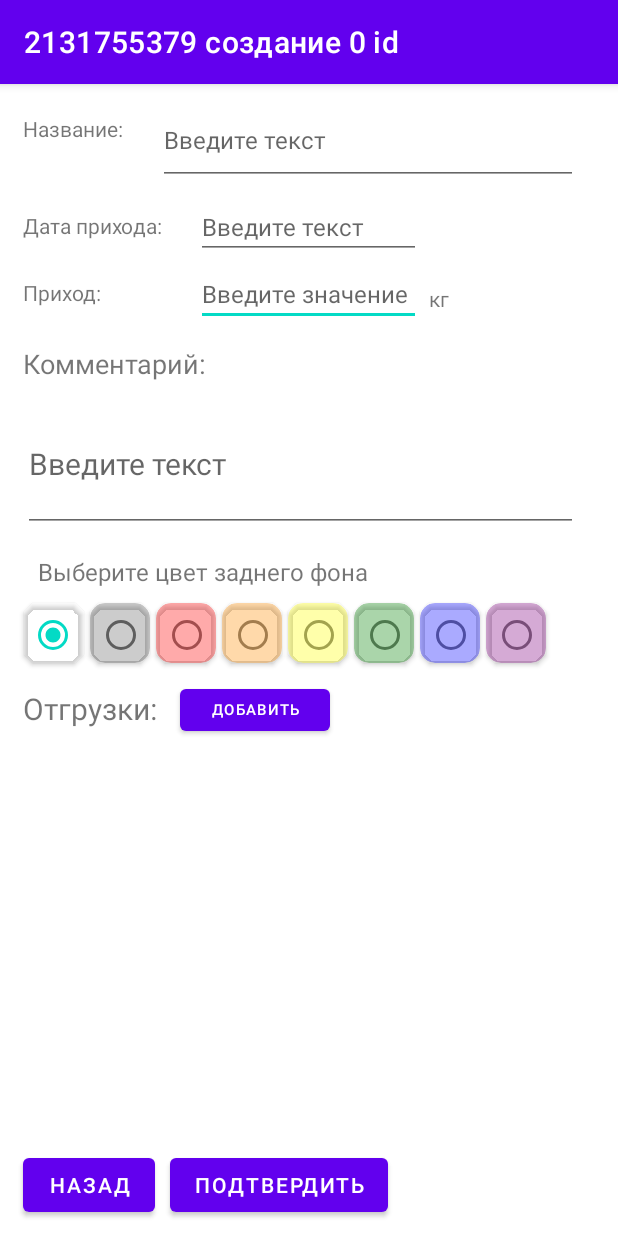
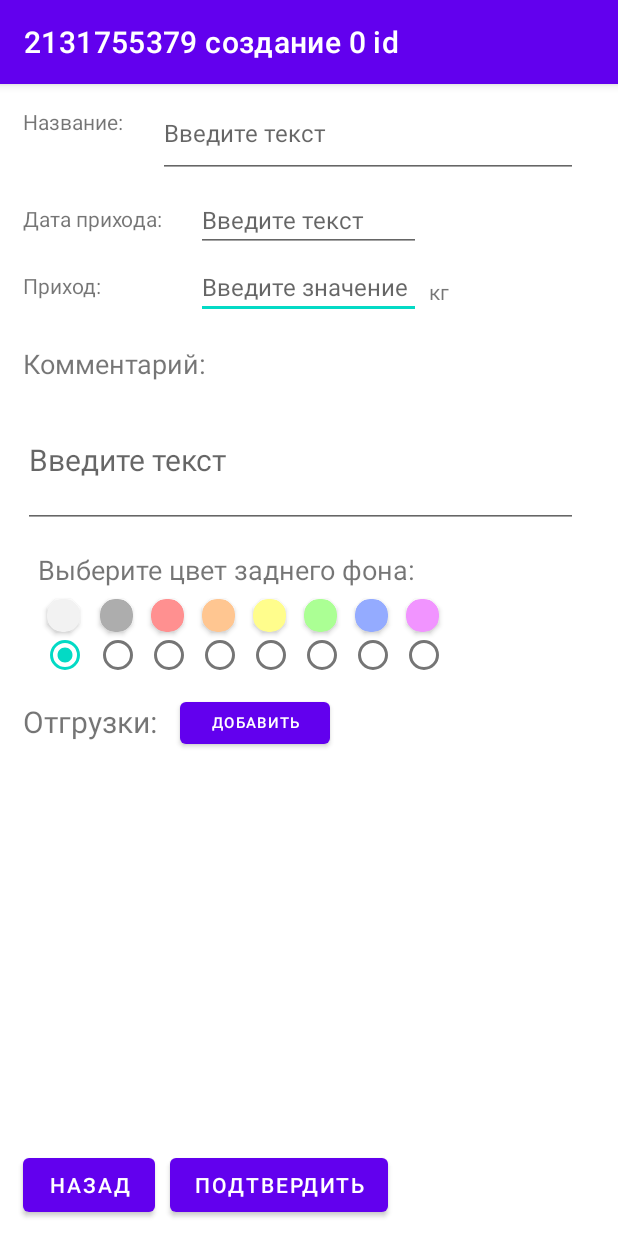
Before and after one commit to b2rry/WarehouseManagerApplication, an Android app: the CreateChangeSupplyItemActivity screen opened directly, with no data from a screen before it, on a phone screen of 412 x 824 dp. Run offline under Robolectric (Android 15) with nearby library versions, the light colour scheme and no system bars.

Commit message:
fix radio buttons with non transparent colors

```diff
--- a/app/src/main/java/com/appksa/warehousemanager/CreateChangeSupplyItemActivity.java
+++ b/app/src/main/java/com/appksa/warehousemanager/CreateChangeSupplyItemActivity.java
@@ -64,9 +64,9 @@ public class CreateChangeSupplyItemActivity extends AppCompatActivity {
             editTextComment.setText(currentSupplyItem.getComment());
 
             switch(currentSupplyItem.getBgColor()){
-                case (R.color.transparent):
-                    RadioButton transparentButton = findViewById(R.id.color_change_radio_button_transparent);
-                    transparentButton.setChecked(true);
+                case (R.color.app_custom_background_light_grey):
+                    RadioButton lightGreyButton = findViewById(R.id.color_change_radio_button_light_grey);
+                    lightGreyButton.setChecked(true);
                     break;
                 case (R.color.app_custom_background_grey):
                     RadioButton greyButton = findViewById(R.id.color_change_radio_button_grey);
@@ -97,16 +97,16 @@ public class CreateChangeSupplyItemActivity extends AppCompatActivity {
                     purpleButton.setChecked(true);
                     break;
                 default:
-                    RadioButton transparentButton2 = findViewById(R.id.color_change_radio_button_transparent);
-                    transparentButton2.setChecked(true);
+                    RadioButton lightGreyButton2 = findViewById(R.id.color_change_radio_button_light_grey);
+                    lightGreyButton2.setChecked(true);
                     break;
             }
 
         }else{
             //create
             currentSupplyItem = new SupplyItem(id, "NAME", "DATE", 0, 0, new ArrayList<DispatchEvent>(), "");
-            RadioButton transparentButton = findViewById(R.id.color_change_radio_button_transparent);
-            transparentButton.setChecked(true);
+            RadioButton lightGreyButton = findViewById(R.id.color_change_radio_button_light_grey);
+            lightGreyButton.setChecked(true);
         }
 
     }
@@ -179,8 +179,8 @@ public class CreateChangeSupplyItemActivity extends AppCompatActivity {
 
             int selectedRadioButtonId = changeColorRadioGroup.getCheckedRadioButtonId();
             switch(selectedRadioButtonId){
-                case (R.id.color_change_radio_button_transparent) :
-                    MainActivity.warehouseState.getSupplyItemsList().get(currentSupplyItemInd).setBgColor(R.color.transparent);
+                case (R.id.color_change_radio_button_light_grey) :
+                    MainActivity.warehouseState.getSupplyItemsList().get(currentSupplyItemInd).setBgColor(R.color.app_custom_background_light_grey);
                     break;
                 case (R.id.color_change_radio_button_grey) :
                     MainActivity.warehouseState.getSupplyItemsList().get(currentSupplyItemInd).setBgColor(R.color.app_custom_background_grey);
@@ -204,7 +204,7 @@ public class CreateChangeSupplyItemActivity extends AppCompatActivity {
                     MainActivity.warehouseState.getSupplyItemsList().get(currentSupplyItemInd).setBgColor(R.color.app_custom_background_purple);
                     break;
                 default:
-                    MainActivity.warehouseState.getSupplyItemsList().get(currentSupplyItemInd).setBgColor(R.color.transparent);
+                    MainActivity.warehouseState.getSupplyItemsList().get(currentSupplyItemInd).setBgColor(R.color.app_custom_background_light_grey);
                     break;
             }
 
--- a/app/src/main/java/com/appksa/warehousemanager/MainActivity.java
+++ b/app/src/main/java/com/appksa/warehousemanager/MainActivity.java
@@ -43,14 +43,14 @@ public class MainActivity extends AppCompatActivity {
         dispatchEventsList.add(dispatchEvent5);
         dispatchEventsList.add(dispatchEvent6);
 
-        SupplyItem supplyItem1 = new SupplyItem(tempClassForId.getIdGen(),"S-101/SC 06x06 SC Керамический наполнитель", "06.03.2023", 300, R.color.transparent, dispatchEventsList,"Test comment line. Here will be comments about this supply item!");
-        SupplyItem supplyItem2 = new SupplyItem(tempClassForId.getIdGen(),"S-106/AC 08x20 HX+ Керамический наполнитель", "06.03.2023", 400, R.color.transparent, dispatchEventsList,"Test comment line. Here will be comments about this supply item!");
-        SupplyItem supplyItem3 = new SupplyItem(tempClassForId.getIdGen(),"MG 20 Кукурузный гранулят (0.7 - 1.5мм)", "06.03.2023", 300, R.color.transparent, dispatchEventsList,"Test comment line. Here will be comments about this supply item!");
-        SupplyItem supplyItem4 = new SupplyItem(tempClassForId.getIdGen(),"MG 20 Кукурузный гранулят (0.7 - 1.5мм)", "06.03.2023", 200, R.color.transparent, dispatchEventsList,"Test comment line. Here will be comments about this supply item!");
-        SupplyItem supplyItem5 = new SupplyItem(tempClassForId.getIdGen(),"MG 20 Кукурузный гранулят (0.7 - 1.5мм)", "06.03.2023", 150, R.color.transparent, dispatchEventsList,"Test comment line. Here will be comments about this supply item!");
-        SupplyItem supplyItem6 = new SupplyItem(tempClassForId.getIdGen(),"MG 20 Кукурузный гранулят (0.7 - 1.5мм)", "06.03.2023", 100, R.color.transparent, dispatchEventsList,"Test comment line. Here will be comments about this supply item!");
-        SupplyItem supplyItem7 = new SupplyItem(tempClassForId.getIdGen(),"MG 20 Кукурузный гранулят (0.7 - 1.5мм)", "06.03.2023", 150, R.color.transparent, dispatchEventsList,"Test comment line. Here will be comments about this supply item!");
-        SupplyItem supplyItem8 = new SupplyItem(tempClassForId.getIdGen(),"MG 20 Кукурузный гранулят (0.7 - 1.5мм)", "06.03.2023", 200, R.color.transparent, dispatchEventsList,"Test comment line. Here will be comments about this supply item!");
+        SupplyItem supplyItem1 = new SupplyItem(tempClassForId.getIdGen(),"S-101/SC 06x06 SC Керамический наполнитель", "06.03.2023", 650, R.color.app_custom_background_light_grey, dispatchEventsList,"Test comment line. Here will be comments about this supply item!");
+        SupplyItem supplyItem2 = new SupplyItem(tempClassForId.getIdGen(),"S-106/AC 08x20 HX+ Керамический наполнитель", "06.03.2023", 400, R.color.app_custom_background_red, dispatchEventsList,"Test comment line. Here will be comments about this supply item!");
+        SupplyItem supplyItem3 = new SupplyItem(tempClassForId.getIdGen(),"MG 20 Кукурузный гранулят (0.7 - 1.5мм)", "06.03.2023", 500, R.color.app_custom_background_orange, dispatchEventsList,"Test comment line. Here will be comments about this supply item!");
+        SupplyItem supplyItem4 = new SupplyItem(tempClassForId.getIdGen(),"MG 20 Кукурузный гранулят (0.7 - 1.5мм)", "06.03.2023", 500, R.color.app_custom_background_yellow, dispatchEventsList,"Test comment line. Here will be comments about this supply item!");
+        SupplyItem supplyItem5 = new SupplyItem(tempClassForId.getIdGen(),"MG 20 Кукурузный гранулят (0.7 - 1.5мм)", "06.03.2023", 500, R.color.app_custom_background_green, dispatchEventsList,"Test comment line. Here will be comments about this supply item!");
+        SupplyItem supplyItem6 = new SupplyItem(tempClassForId.getIdGen(),"MG 20 Кукурузный гранулят (0.7 - 1.5мм)", "06.03.2023", 500, R.color.app_custom_background_blue, dispatchEventsList,"Test comment line. Here will be comments about this supply item!");
+        SupplyItem supplyItem7 = new SupplyItem(tempClassForId.getIdGen(),"MG 20 Кукурузный гранулят (0.7 - 1.5мм)", "06.03.2023", 500, R.color.app_custom_background_purple, dispatchEventsList,"Test comment line. Here will be comments about this supply item!");
+        SupplyItem supplyItem8 = new SupplyItem(tempClassForId.getIdGen(),"MG 20 Кукурузный гранулят (0.7 - 1.5мм)", "06.03.2023", 500, R.color.app_custom_background_grey, dispatchEventsList,"Test comment line. Here will be comments about this supply item!");
         List<SupplyItem> supplyItemsList = new ArrayList<>();
         supplyItemsList.add(supplyItem1);
         supplyItemsList.add(supplyItem2);
--- a/app/src/main/res/layout/activity_create_change_supply_item.xml
+++ b/app/src/main/res/layout/activity_create_change_supply_item.xml
@@ -23,7 +23,7 @@
         android:layout_width="80dp"
         android:layout_height="wrap_content"
         android:layout_marginStart="15dp"
-        android:layout_marginTop="20dp"
+        android:layout_marginTop="15dp"
         android:text="@string/title_field"
         app:layout_constraintStart_toStartOf="parent"
         app:layout_constraintTop_toTopOf="parent" />
@@ -77,11 +77,11 @@
         android:layout_width="wrap_content"
         android:layout_height="wrap_content"
         android:layout_marginStart="15dp"
-        android:layout_marginTop="15dp"
+        android:layout_marginTop="75dp"
         android:text="@string/dispatches_field"
         android:textSize="20sp"
         app:layout_constraintStart_toStartOf="parent"
-        app:layout_constraintTop_toBottomOf="@+id/supply_item_color_radio_group" />
+        app:layout_constraintTop_toBottomOf="@+id/text_view_radio_group" />
 
     <TextView
         android:id="@+id/text_view_create_dispatch_4"
@@ -109,7 +109,7 @@
         android:layout_width="wrap_content"
         android:layout_height="wrap_content"
         android:layout_marginStart="15dp"
-        android:layout_marginTop="25dp"
+        android:layout_marginTop="30dp"
         android:text="@string/comment_field"
         android:textSize="18sp"
         app:layout_constraintStart_toStartOf="parent"
@@ -120,7 +120,7 @@
         android:layout_width="370dp"
         android:layout_height="90dp"
         android:layout_marginStart="15dp"
-        android:layout_marginTop="10dp"
+        android:layout_marginTop="7dp"
         android:hint="@string/enter_text_message"
         android:textSize="20sp"
         app:layout_constraintStart_toStartOf="parent"
@@ -165,11 +165,11 @@
 
     <androidx.cardview.widget.CardView
         android:id="@+id/color_changer_card_view_1"
-        android:layout_width="40dp"
-        android:layout_height="40dp"
-        android:layout_marginTop="10dp"
-        android:layout_marginEnd="199dp"
-        app:cardBackgroundColor="@color/transparent"
+        android:layout_width="22dp"
+        android:layout_height="22dp"
+        android:layout_marginTop="7dp"
+        android:layout_marginEnd="217dp"
+        app:cardBackgroundColor="@color/app_custom_background_light_grey"
         app:cardCornerRadius="10dp"
         app:layout_constraintEnd_toEndOf="@+id/text_view_radio_group"
         app:layout_constraintStart_toStartOf="@+id/text_view_radio_group"
@@ -177,9 +177,9 @@
 
     <androidx.cardview.widget.CardView
         android:id="@+id/color_changer_card_view_grey"
-        android:layout_width="40dp"
-        android:layout_height="40dp"
-        android:layout_marginStart="4dp"
+        android:layout_width="22dp"
+        android:layout_height="22dp"
+        android:layout_marginStart="13dp"
         app:cardBackgroundColor="@color/app_custom_background_grey"
         app:cardCornerRadius="10dp"
         app:layout_constraintStart_toEndOf="@+id/color_changer_card_view_1"
@@ -187,9 +187,9 @@
 
     <androidx.cardview.widget.CardView
         android:id="@+id/color_changer_card_view_3"
-        android:layout_width="40dp"
-        android:layout_height="40dp"
-        android:layout_marginStart="4dp"
+        android:layout_width="22dp"
+        android:layout_height="22dp"
+        android:layout_marginStart="12dp"
         app:cardBackgroundColor="@color/app_custom_background_red"
         app:cardCornerRadius="10dp"
         app:layout_constraintStart_toEndOf="@+id/color_changer_card_view_grey"
@@ -197,9 +197,9 @@
 
     <androidx.cardview.widget.CardView
         android:id="@+id/color_changer_card_view_4"
-        android:layout_width="40dp"
-        android:layout_height="40dp"
-        android:layout_marginStart="4dp"
+        android:layout_width="22dp"
+        android:layout_height="22dp"
+        android:layout_marginStart="12dp"
         app:cardBackgroundColor="@color/app_custom_background_orange"
         app:cardCornerRadius="10dp"
         app:layout_constraintStart_toEndOf="@+id/color_changer_card_view_3"
@@ -208,9 +208,9 @@
 
     <androidx.cardview.widget.CardView
         android:id="@+id/color_changer_card_view_5"
-        android:layout_width="40dp"
-        android:layout_height="40dp"
-        android:layout_marginStart="4dp"
+        android:layout_width="22dp"
+        android:layout_height="22dp"
+        android:layout_marginStart="12dp"
         app:cardBackgroundColor="@color/app_custom_background_yellow"
         app:cardCornerRadius="10dp"
         app:layout_constraintStart_toEndOf="@+id/color_changer_card_view_4"
@@ -218,9 +218,9 @@
 
     <androidx.cardview.widget.CardView
         android:id="@+id/color_changer_card_view_6"
-        android:layout_width="40dp"
-        android:layout_height="40dp"
-        android:layout_marginStart="4dp"
+        android:layout_width="22dp"
+        android:layout_height="22dp"
+        android:layout_marginStart="12dp"
         app:cardBackgroundColor="@color/app_custom_background_green"
         app:cardCornerRadius="10dp"
         app:layout_constraintStart_toEndOf="@+id/color_changer_card_view_5"
@@ -228,9 +228,9 @@
 
     <androidx.cardview.widget.CardView
         android:id="@+id/color_changer_card_view_7"
-        android:layout_width="40dp"
-        android:layout_height="40dp"
-        android:layout_marginStart="4dp"
+        android:layout_width="22dp"
+        android:layout_height="22dp"
+        android:layout_marginStart="12dp"
         app:cardBackgroundColor="@color/app_custom_background_blue"
         app:cardCornerRadius="10dp"
         app:layout_constraintStart_toEndOf="@+id/color_changer_card_view_6"
@@ -238,78 +238,75 @@
 
     <androidx.cardview.widget.CardView
         android:id="@+id/color_changer_card_view_8"
-        android:layout_width="40dp"
-        android:layout_height="40dp"
-        android:layout_marginStart="4dp"
+        android:layout_width="22dp"
+        android:layout_height="22dp"
+        android:layout_marginStart="12dp"
         app:cardBackgroundColor="@color/app_custom_background_purple"
         app:cardCornerRadius="10dp"
         app:layout_constraintStart_toEndOf="@+id/color_changer_card_view_7"
-        app:layout_constraintTop_toTopOf="@+id/color_changer_card_view_7" />
+        app:layout_constraintTop_toTopOf="@+id/color_changer_card_view_7">
+
+    </androidx.cardview.widget.CardView>
 
     <RadioGroup
         android:id="@+id/supply_item_color_radio_group"
         android:layout_width="wrap_content"
         android:layout_height="wrap_content"
-        android:layout_marginStart="115dp"
-        android:layout_marginTop="11dp"
+        android:layout_marginStart="2dp"
+        android:layout_marginTop="29dp"
         android:orientation="horizontal"
-        app:layout_constraintEnd_toEndOf="@+id/text_view_radio_group"
         app:layout_constraintStart_toStartOf="@+id/text_view_radio_group"
         app:layout_constraintTop_toBottomOf="@+id/text_view_radio_group">
 
         <RadioButton
-            android:id="@+id/color_change_radio_button_transparent"
-            android:layout_width="40dp"
-            android:layout_height="40dp"
-            android:layout_marginStart="2dp" />
+            android:id="@+id/color_change_radio_button_light_grey"
+            android:layout_width="30dp"
+            android:layout_height="30dp" />
 
         <RadioButton
             android:id="@+id/color_change_radio_button_grey"
-            android:layout_width="40dp"
-            android:layout_height="40dp"
+            android:layout_width="30dp"
+            android:layout_height="30dp"
             android:layout_marginStart="5dp" />
 
         <RadioButton
             android:id="@+id/color_change_radio_button_red"
-            android:layout_width="40dp"
-            android:layout_height="40dp"
+            android:layout_width="30dp"
+            android:layout_height="30dp"
             android:layout_marginStart="4dp" />
 
         <RadioButton
             android:id="@+id/color_change_radio_button_orange"
-            android:layout_width="40dp"
-            android:layout_height="40dp"
+            android:layout_width="30dp"
+            android:layout_height="30dp"
             android:layout_marginStart="4dp" />
 
         <RadioButton
             android:id="@+id/color_change_radio_button_yellow"
-            android:layout_width="40dp"
-            android:layout_height="40dp"
+            android:layout_width="30dp"
+            android:layout_height="30dp"
             android:layout_marginStart="4dp" />
 
         <RadioButton
             android:id="@+id/color_change_radio_button_green"
-            android:layout_width="40dp"
-            android:layout_height="40dp"
+            android:layout_width="30dp"
+            android:layout_height="30dp"
             android:layout_marginStart="4dp" />
 
         <RadioButton
             android:id="@+id/color_change_radio_button_blue"
-            android:layout_width="40dp"
-            android:layout_height="40dp"
+            android:layout_width="30dp"
+            android:layout_height="30dp"
             android:layout_marginStart="4dp" />
 
         <RadioButton
             android:id="@+id/color_change_radio_button_purple"
-            android:layout_width="40dp"
-            android:layout_height="40dp"
+            android:layout_width="30dp"
+            android:layout_height="30dp"
             android:layout_marginStart="4dp" />
 
 
-
     </RadioGroup>
-
-
 
     <TextView
         android:id="@+id/text_view_radio_group"
@@ -318,7 +315,7 @@
         android:layout_marginStart="25dp"
         android:layout_marginTop="15dp"
         android:text="@string/Choose_supply_item_color_message"
-        android:textSize="16sp"
+        android:textSize="18sp"
         app:layout_constraintStart_toStartOf="parent"
         app:layout_constraintTop_toBottomOf="@+id/edit_text_comment" />
 
--- a/app/src/main/res/layout/edit_dispatch_event_recycler_item.xml
+++ b/app/src/main/res/layout/edit_dispatch_event_recycler_item.xml
@@ -65,7 +65,7 @@
                 android:layout_weight="1"
                 android:gravity="center"
                 android:singleLine="true"
-                android:textColor="@color/attention_red"
+                android:textColor="@color/soft_red"
                 android:text="@string/edit_button"
                 android:textSize="16sp"/>
 
--- a/app/src/main/res/values/colors.xml
+++ b/app/src/main/res/values/colors.xml
@@ -8,13 +8,15 @@
     <color name="black">#FF000000</color>
     <color name="white">#FFFFFFFF</color>
     <color name="little_orange">#FDDEB5</color>
-    <color name="attention_red">#FB5C5C</color>
+    <color name="attention_red">#ffff1f1f</color>
+    <color name="soft_red">#ffff5757</color>
     <color name="transparent">@android:color/transparent</color>
-    <color name="app_custom_background_grey">#33000000</color>
-    <color name="app_custom_background_red">#55ff0000</color>
-    <color name="app_custom_background_orange">#55FF8C00</color>
-    <color name="app_custom_background_yellow">#55FFFF00</color>
-    <color name="app_custom_background_green">#55008000</color>
-    <color name="app_custom_background_blue">#550000FF</color>
-    <color name="app_custom_background_purple">#55800080</color>
+    <color name="app_custom_background_light_grey">#fff2f2f2</color>
+    <color name="app_custom_background_grey">#ffadadad</color>
+    <color name="app_custom_background_red">#ffff9090</color>
+    <color name="app_custom_background_orange">#ffffc691</color>
+    <color name="app_custom_background_yellow">#fffffd8c</color>
+    <color name="app_custom_background_green">#ffabff94</color>
+    <color name="app_custom_background_blue">#ff94abff</color>
+    <color name="app_custom_background_purple">#fff194ff</color>
 </resources>
--- a/app/src/main/res/values/strings.xml
+++ b/app/src/main/res/values/strings.xml
@@ -37,6 +37,6 @@
     <string name="incorrect_amount_format_message">Некорректный формат данных в поле "Количество"</string>
     <string name="incorrect_prihod_format_message">Некорректный формат данных в поле "Приход"</string>
     <string name="decline_dispatch_event_message">Чтобы добавить отгрузку создайте позицию"</string>
-    <string name="Choose_supply_item_color_message">Выберите цвет заднего фона</string>
+    <string name="Choose_supply_item_color_message">Выберите цвет заднего фона:</string>
 
 </resources>
```
